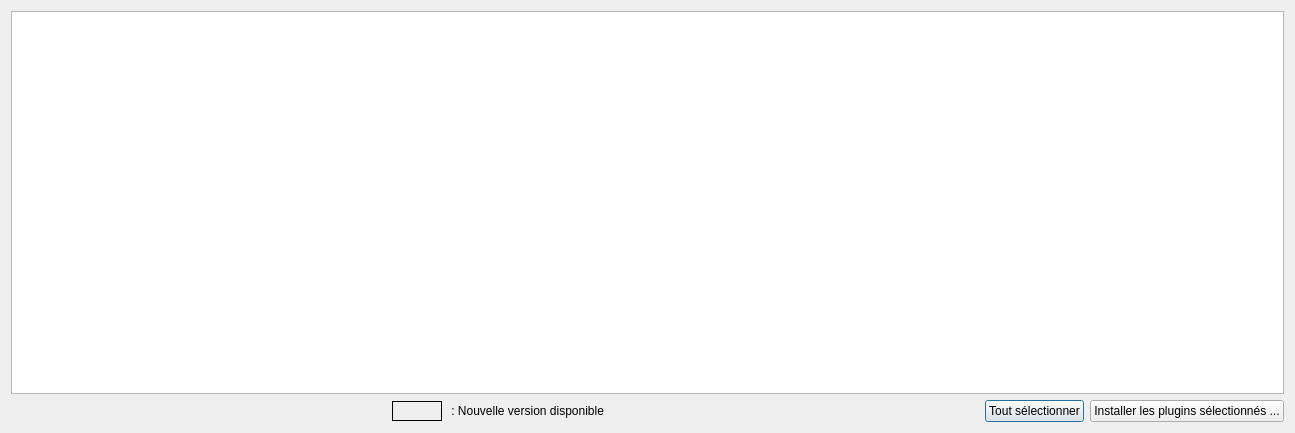
Old version of the form ui/installer.ui in the repository IGNF/PluginsManager-qgis-plugin.
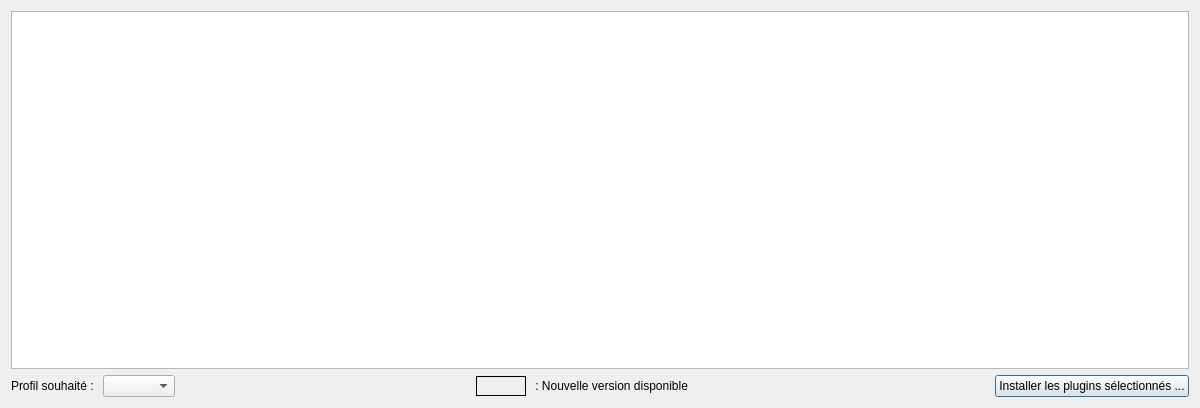
New version of the form. Icons and pictures are not drawn.

What changed in the file:
```diff
--- a/ui/installer.ui
+++ b/ui/installer.ui
@@ -6,8 +6,8 @@
    <rect>
     <x>0</x>
     <y>0</y>
-    <width>1295</width>
-    <height>433</height>
+    <width>1200</width>
+    <height>408</height>
    </rect>
   </property>
   <property name="windowTitle">
@@ -20,6 +20,25 @@
   <layout class="QGridLayout" name="gridLayout_2">
    <item row="0" column="0">
     <layout class="QGridLayout" name="gridLayout">
+     <item row="1" column="2">
+      <spacer name="horizontalSpacer_3">
+       <property name="orientation">
+        <enum>Qt::Horizontal</enum>
+       </property>
+       <property name="sizeHint" stdset="0">
+        <size>
+         <width>40</width>
+         <height>20</height>
+        </size>
+       </property>
+      </spacer>
+     </item>
+     <item row="1" column="1">
+      <widget class="QComboBox" name="comboBox_profils"/>
+     </item>
+     <item row="0" column="0" colspan="8">
+      <widget class="QTableWidget" name="tablePlugins"/>
+     </item>
      <item row="1" column="3">
       <widget class="QLabel" name="label_non_installe">
        <property name="minimumSize">
@@ -42,29 +61,6 @@
        </property>
       </widget>
      </item>
-     <item row="1" column="7">
-      <widget class="QPushButton" name="pushButton_tout_rien">
-       <property name="text">
-        <string>Tout sélectionner</string>
-       </property>
-      </widget>
-     </item>
-     <item row="1" column="2">
-      <spacer name="horizontalSpacer_3">
-       <property name="orientation">
-        <enum>Qt::Horizontal</enum>
-       </property>
-       <property name="sizeHint" stdset="0">
-        <size>
-         <width>40</width>
-         <height>20</height>
-        </size>
-       </property>
-      </spacer>
-     </item>
-     <item row="0" column="0" colspan="9">
-      <widget class="QTableWidget" name="tablePlugins"/>
-     </item>
      <item row="1" column="6">
       <spacer name="horizontalSpacer">
        <property name="orientation">
@@ -78,7 +74,7 @@
        </property>
       </spacer>
      </item>
-     <item row="1" column="8">
+     <item row="1" column="7">
       <widget class="QPushButton" name="pushButton_installer">
        <property name="maximumSize">
         <size>
@@ -98,6 +94,13 @@
        </property>
       </widget>
      </item>
+     <item row="1" column="0">
+      <widget class="QLabel" name="label_2">
+       <property name="text">
+        <string>Profil souhaité : </string>
+       </property>
+      </widget>
+     </item>
     </layout>
    </item>
   </layout>
```
